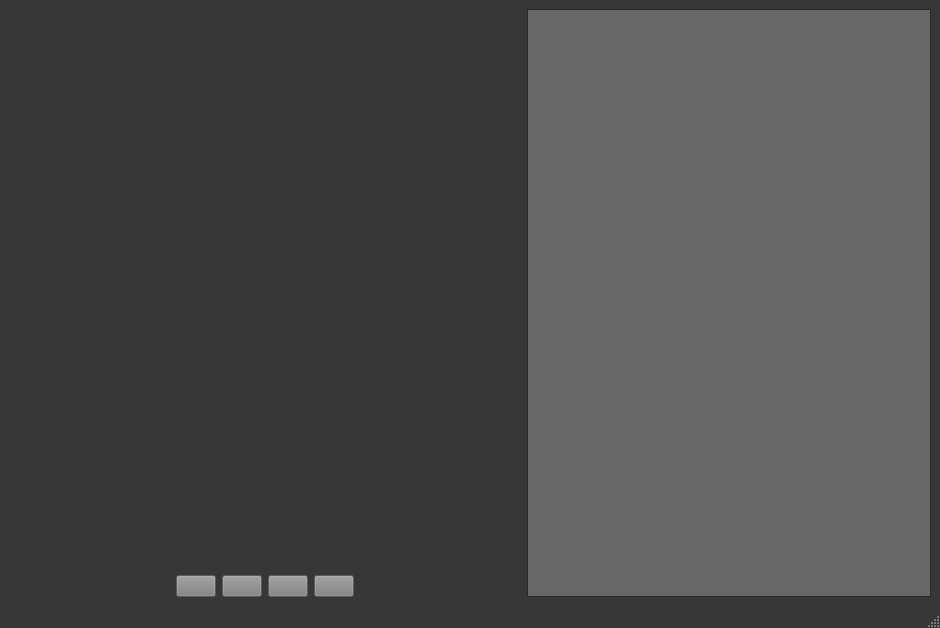
Pol52/HCI-mid, file alpha_design.ui: the form before one commit.
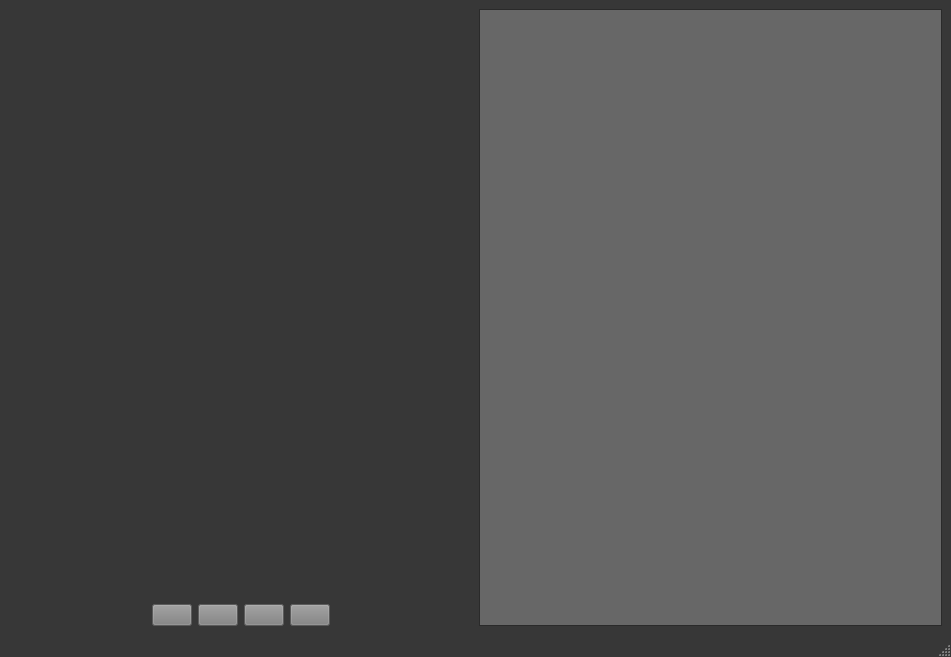
The form after the commit. Icons and pictures are not drawn. Custom widgets are drawn as their Qt base class.

Patch:
```diff
--- a/alpha_design.ui
+++ b/alpha_design.ui
@@ -9,8 +9,8 @@
    <rect>
     <x>0</x>
     <y>0</y>
-    <width>940</width>
-    <height>628</height>
+    <width>951</width>
+    <height>657</height>
    </rect>
   </property>
   <property name="sizePolicy">
@@ -505,7 +505,7 @@
         </property>
         <property name="minimumSize">
          <size>
-          <width>512</width>
+          <width>0</width>
           <height>512</height>
          </size>
         </property>
@@ -529,7 +529,7 @@
       <item>
        <layout class="QHBoxLayout" name="horizontalLayout">
         <property name="sizeConstraint">
-         <enum>QLayout::SetFixedSize</enum>
+         <enum>QLayout::SetDefaultConstraint</enum>
         </property>
         <item>
          <spacer name="horizontalSpacer">
```
Left out of the diff: 4 changed lines with no effect on the pictures.
